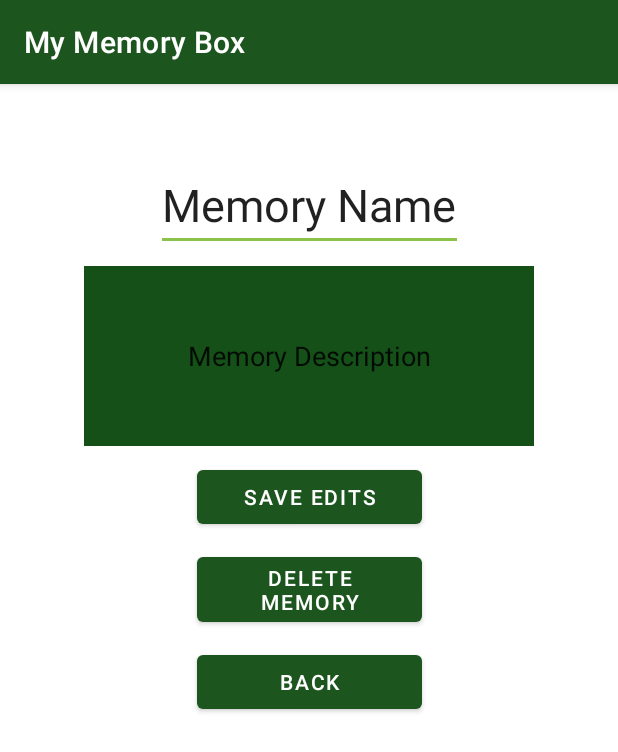
After one commit to lasyanandyala/FireBaseLesson, an Android app: the EditMemoryActivity screen opened directly, with no data from a screen before it, on a phone screen of 412 x 824 dp. The commit adds this screen. Shown: the top 752 px of the screen. Run offline under Robolectric (Android 15) with nearby library versions, the phone set to English and light mode, and no system bars; 2 statements that could not run were skipped.

Commit message:
Everything is good for Part 1, but Part 2 is not working

```diff
--- a/MyMemoryBox/app/src/main/AndroidManifest.xml
+++ b/MyMemoryBox/app/src/main/AndroidManifest.xml
@@ -13,6 +13,12 @@
         android:supportsRtl="true"
         android:theme="@style/Theme.MyMemoryBox"
         tools:targetApi="31">
+        <activity
+            android:name=".EditMemoryActivity"
+            android:exported="false" />
+        <activity
+            android:name=".ViewAllMemoriesActivity"
+            android:exported="false" />
         <activity
             android:name=".AddMemoryActivity"
             android:exported="false" />
--- a/MyMemoryBox/app/src/main/java/com/example/mymemorybox/AddMemoryActivity.java
+++ b/MyMemoryBox/app/src/main/java/com/example/mymemorybox/AddMemoryActivity.java
@@ -44,8 +44,8 @@ public class AddMemoryActivity extends AppCompatActivity implements AdapterView.
     }
     @Override
     public void onItemSelected(AdapterView<?> parent, View view, int position, long id) {
-        String text = parent.getItemAtPosition(position).toString();
-        Toast.makeText(parent.getContext(), text, Toast.LENGTH_SHORT).show();
+        spinnerSelectedText = parent.getItemAtPosition(position).toString();
+        Toast.makeText(parent.getContext(), spinnerSelectedText, Toast.LENGTH_SHORT).show();
     }
     // This method is required, even if empty, for the OnItemSelectedListener to work
     @Override
--- /dev/null
+++ b/MyMemoryBox/app/src/main/java/com/example/mymemorybox/EditMemoryActivity.java
@@ -0,0 +1,58 @@
+package com.example.mymemorybox;
+
+import androidx.appcompat.app.AppCompatActivity;
+
+import android.content.Intent;
+import android.os.Bundle;
+import android.util.Log;
+import android.view.View;
+import android.widget.EditText;
+
+public class EditMemoryActivity extends AppCompatActivity {
+
+    public final String TAG = "Denna";
+    EditText nameET, descET;
+    Memory currentMemory;
+
+    @Override
+    protected void onCreate(Bundle savedInstanceState) {
+        super.onCreate(savedInstanceState);
+        setContentView(R.layout.activity_edit_memory);
+
+        nameET = findViewById(R.id.memoryNameTV);
+        descET = findViewById(R.id.memoryDescTV);
+
+        // gets intent from ViewAllMemoriesActivity and retrieves the selected Memory
+        // the viewer wanted to see.
+        Intent intent = getIntent();
+        currentMemory = intent.getParcelableExtra(ViewAllMemoriesActivity.CHOSEN_MEMORY);
+        // Sets the name and desc from the chosen memory
+        // Right now I don't have any options to edit the rating.
+        nameET.setText(currentMemory.getName());
+        descET.setText(currentMemory.getDesc());
+    }
+
+
+    public void saveMemoryEdits(View v) {
+        Log.d(TAG, "inside saveMemoryEdits method");
+        // updates the currentMemory object to have the same name/desc that are on the screen
+        // in the event of changes made.
+        currentMemory.setName(nameET.getText().toString());
+        currentMemory.setDesc(descET.getText().toString());
+
+        // Calls editData with this updated Memory object
+        SignInActivity.firebaseHelper.editData(currentMemory);
+    }
+
+    public void deleteMemory(View v) {
+        Log.d(TAG, "deleting memory " + currentMemory.getName());
+        SignInActivity.firebaseHelper.deleteData(currentMemory);
+    }
+
+    public void goBack(View v) {
+        Log.d(TAG, "go back");
+        Intent intent = new Intent(EditMemoryActivity.this, ViewAllMemoriesActivity.class);
+        startActivity(intent);
+    }
+
+}
--- a/MyMemoryBox/app/src/main/res/layout/activity_add_memory.xml
+++ b/MyMemoryBox/app/src/main/res/layout/activity_add_memory.xml
@@ -17,6 +17,7 @@
         android:textColor="@color/teal_200"
         android:textColorHighlight="#A54E4E"
         android:textSize="40sp"
+        android:textStyle="bold"
         app:layout_constraintEnd_toEndOf="parent"
         app:layout_constraintHorizontal_bias="0.492"
         app:layout_constraintStart_toStartOf="parent"
@@ -32,6 +33,7 @@
         android:hint="Name of Memory"
         android:textColor="@color/purple_700"
         android:textSize="20sp"
+        android:textStyle="bold"
         app:layout_constraintBottom_toBottomOf="parent"
         app:layout_constraintEnd_toEndOf="parent"
         app:layout_constraintStart_toStartOf="parent"
@@ -48,6 +50,7 @@
         android:hint="Description"
         android:textColor="@color/purple_700"
         android:textSize="20sp"
+        android:textStyle="bold"
         app:layout_constraintBottom_toBottomOf="parent"
         app:layout_constraintEnd_toEndOf="parent"
         app:layout_constraintStart_toStartOf="parent"
@@ -62,6 +65,7 @@
         android:fontFamily="casual"
         android:onClick="addMemoryButtonClicked"
         android:text="Add Memory"
+        android:textStyle="bold"
         app:layout_constraintBottom_toBottomOf="parent"
         app:layout_constraintEnd_toEndOf="parent"
         app:layout_constraintStart_toStartOf="parent" />
--- /dev/null
+++ b/MyMemoryBox/app/src/main/res/layout/activity_edit_memory.xml
@@ -0,0 +1,69 @@
+<?xml version="1.0" encoding="utf-8"?>
+<androidx.constraintlayout.widget.ConstraintLayout xmlns:android="http://schemas.android.com/apk/res/android"
+    xmlns:app="http://schemas.android.com/apk/res-auto"
+    xmlns:tools="http://schemas.android.com/tools"
+    android:layout_width="match_parent"
+    android:layout_height="match_parent"
+    tools:context=".EditMemoryActivity">
+
+    <EditText
+        android:id="@+id/memoryNameTV"
+        android:layout_width="wrap_content"
+        android:layout_height="wrap_content"
+        android:layout_marginTop="@dimen/marginFromTop"
+        android:textSize="30sp"
+        android:text="Memory Name"
+        app:layout_constraintEnd_toEndOf="parent"
+        app:layout_constraintStart_toStartOf="parent"
+        app:layout_constraintTop_toTopOf="parent" />
+
+
+    <EditText
+        android:id="@+id/memoryDescTV"
+        android:layout_width="300dp"
+        android:layout_height="120dp"
+        android:text="Memory Description"
+        android:gravity="center"
+        android:background="@color/purple_700"
+        android:layout_marginTop="@dimen/margin"
+        app:layout_constraintEnd_toEndOf="parent"
+        app:layout_constraintHorizontal_bias="0.498"
+        app:layout_constraintStart_toStartOf="parent"
+        app:layout_constraintTop_toBottomOf="@+id/memoryNameTV" />
+
+    <Button
+        android:id="@+id/editMemoryButton"
+        android:layout_width="150dp"
+        android:layout_height="wrap_content"
+        android:text="Save Edits"
+        android:onClick="saveMemoryEdits"
+        android:layout_marginTop="@dimen/margin"
+        android:layout_marginBottom="@dimen/margin"
+        app:layout_constraintEnd_toEndOf="parent"
+        app:layout_constraintStart_toStartOf="parent"
+        app:layout_constraintTop_toBottomOf="@+id/memoryDescTV" />
+
+    <Button
+        android:id="@+id/deleteMemoryButton"
+        android:layout_width="150dp"
+        android:layout_height="wrap_content"
+        android:text="Delete Memory"
+        android:onClick="deleteMemory"
+        app:layout_constraintTop_toBottomOf="@+id/editMemoryButton"
+        android:layout_marginTop="@dimen/margin"
+        app:layout_constraintEnd_toEndOf="parent"
+        app:layout_constraintStart_toStartOf="parent" />
+
+    <Button
+        android:id="@+id/backButton"
+        android:layout_width="150dp"
+        android:layout_height="wrap_content"
+        android:onClick="goBack"
+        android:text="Back"
+        app:layout_constraintTop_toBottomOf="@+id/deleteMemoryButton"
+        android:layout_marginTop="@dimen/margin"
+        app:layout_constraintEnd_toEndOf="parent"
+        app:layout_constraintStart_toStartOf="parent" />
+
+    />
+</androidx.constraintlayout.widget.ConstraintLayout>
--- a/MyMemoryBox/app/src/main/res/layout/activity_select_action.xml
+++ b/MyMemoryBox/app/src/main/res/layout/activity_select_action.xml
@@ -13,6 +13,7 @@
         android:fontFamily="casual"
         android:onClick="showMemories"
         android:text="See Memories"
+        android:textStyle="bold"
         app:layout_constraintEnd_toEndOf="parent"
         app:layout_constraintHorizontal_bias="0.498"
         app:layout_constraintStart_toStartOf="parent"
@@ -26,6 +27,7 @@
         android:fontFamily="casual"
         android:onClick="addMemories"
         android:text="Add a Memory"
+        android:textStyle="bold"
         app:layout_constraintEnd_toEndOf="parent"
         app:layout_constraintHorizontal_bias="0.505"
         app:layout_constraintStart_toStartOf="parent"
@@ -39,6 +41,7 @@
         android:fontFamily="casual"
         android:onClick="logOutClicked"
         android:text="Log Out"
+        android:textStyle="bold"
         app:layout_constraintBottom_toBottomOf="parent"
         app:layout_constraintEnd_toEndOf="parent"
         app:layout_constraintHorizontal_bias="0.498"
--- a/MyMemoryBox/app/src/main/res/layout/activity_sign_in.xml
+++ b/MyMemoryBox/app/src/main/res/layout/activity_sign_in.xml
@@ -30,6 +30,7 @@
         android:hint="Username"
         android:inputType="textPersonName"
         android:textColor="@color/purple_500"
+        android:textStyle="bold"
         app:layout_constraintBottom_toBottomOf="parent"
         app:layout_constraintEnd_toEndOf="parent"
         app:layout_constraintHorizontal_bias="0.497"
@@ -46,6 +47,7 @@
         android:hint="Password"
         android:inputType="textPassword"
         android:textColor="@color/purple_200"
+        android:textStyle="bold"
         app:layout_constraintBottom_toBottomOf="parent"
         app:layout_constraintEnd_toEndOf="parent"
         app:layout_constraintHorizontal_bias="0.497"
@@ -62,6 +64,7 @@
         android:fontFamily="casual"
         android:onClick="logInClicked"
         android:text="Log In"
+        android:textStyle="bold"
         app:layout_constraintBottom_toBottomOf="parent"
         app:layout_constraintStart_toStartOf="parent" />
 
@@ -74,6 +77,7 @@
         android:fontFamily="casual"
         android:onClick="signUpClicked"
         android:text="Sign Up"
+        android:textStyle="bold"
         app:layout_constraintBottom_toBottomOf="parent"
         app:layout_constraintEnd_toEndOf="parent" />
 
```
Also changed, not shown: MyMemoryBox/app/src/main/java/com/example/mymemorybox/FirebaseHelper.java (+64 -0 lines), MyMemoryBox/app/src/main/java/com/example/mymemorybox/ViewAllMemoriesActivity.java (added, +56 -0 lines), MyMemoryBox/app/src/main/res/layout/activity_view_all_memories.xml (added, +34 -0 lines).
